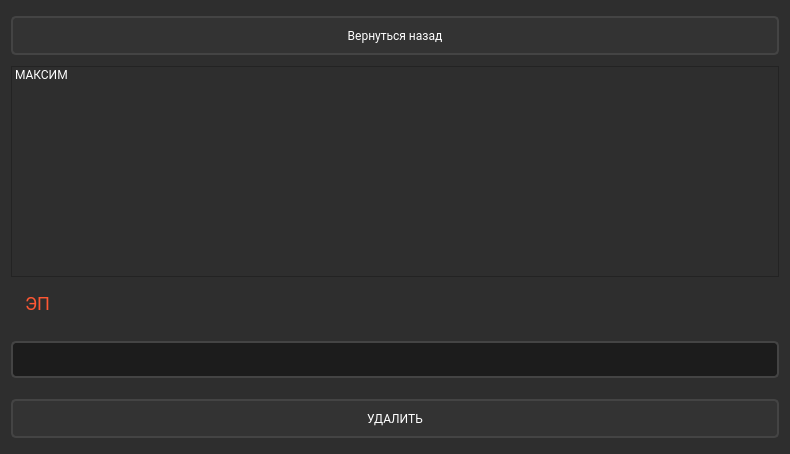
Before: the Qt Designer form src/account/account.ui in maks2134/RepetitorPlatform, drawn with Qt 5.
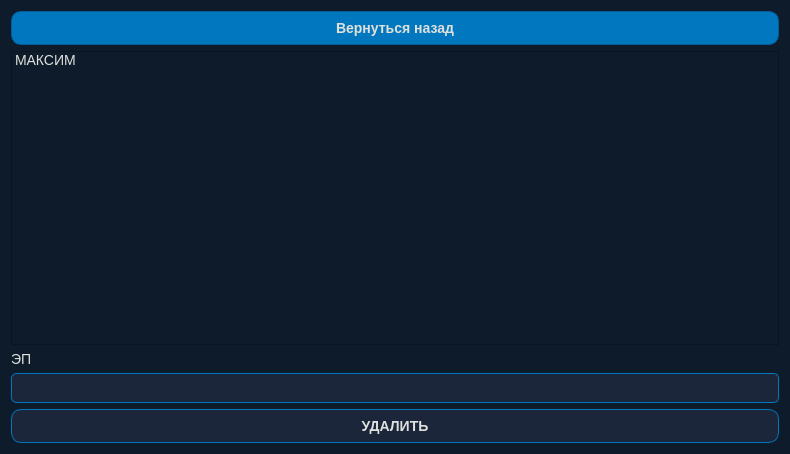
After: the same form once the commit is applied.

What changed in the file:
```diff
--- a/src/account/account.ui
+++ b/src/account/account.ui
@@ -14,35 +14,50 @@
    <string>account</string>
   </property>
   <property name="styleSheet">
-   <string notr="true">QWidget {
-    background-color: #2E2E2E;
-    color: #FFFFFF;
-    font-family: Roboto, sans-serif;
+   <string notr="true">/* Общий стиль для окна */
+QWidget {
+    background-color: #0d1b2a; /* Глубокий синий фон */
+    color: #e0e1dd; /* Светло-серый текст */
+    font-family: &quot;Arial&quot;, sans-serif;
+    font-size: 14px;
 }
 
-QLabel {
-    font-size: 18px;
-    color: #FF5733;
-    padding: 10px;
+/* Заголовок */
+QLabel#label {
+    color: #0077be; /* Ярко-синий акцент для заголовка */
+    font-size: 20px;
+    font-weight: bold;
     text-align: center;
+    margin-bottom: 10px;
 }
 
+/* Стиль для других QLabel */
+QLabel {
+    color: #e0e1dd; /* Светло-серый текст */
+    font-size: 14px;
+}
+
+/* Поля ввода */
 QLineEdit {
-    border: 2px solid #444;
+    background-color: #1b263b; /* Темно-синий фон для ввода */
+    border: 1px solid #0077be; /* Ярко-синяя рамка */
+    color: #e0e1dd; /* Светлый текст */
+    padding: 5px;
     border-radius: 5px;
-    padding: 8px;
-    background-color: #1C1C1C;
-    color: #FFFFFF;
-    margin: 10px 0;
 }
 
+QLineEdit:focus {
+    border: 1px solid #00aaff; /* Голубая рамка при фокусе */
+}
+
+/* Кнопки */
 QPushButton {
-    border: 2px solid #444;
-    border-radius: 5px;
-    background-color: #333;
-    color: #FFFFFF;
-    padding: 10px;
-    margin: 5px 0;
+    background-color: #0077be; /* Ярко-синий фон */
+    color: #e0e1dd; /* Светлый текст */
+    border: 1px solid #005f99; /* Темно-синяя рамка */
+    border-radius: 10px;
+    padding: 8px;
+    font-weight: bold;
 }
 
 QPushButton:hover {
@@ -53,11 +68,16 @@
     background-color: #C70039;
 }
 
-QGroupBox {
-    border: 2px solid #FF5733;
-    border-radius: 10px;
-    padding: 20px;
-    margin: 20px;
+/* Кнопка регистрации (вторичная) */
+QPushButton#pushButton_2 {
+    background-color: #1b263b; /* Темно-синий фон */
+    border: 1px solid #0077be; /* Ярко-синяя рамка */
+    color: #e0e1dd; /* Светлый текст */
+}
+
+QPushButton#pushButton_2:hover {
+    background-color: #0077be; /* Ярко-синий фон при наведении */
+    color: #0d1b2a; /* Темный текст для контраста */
 }</string>
   </property>
   <layout class="QVBoxLayout" name="verticalLayout_3">
```
Left out of the diff: 6 changed lines with no effect on the pictures.
